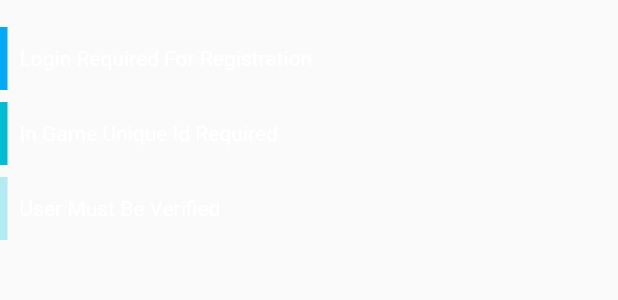
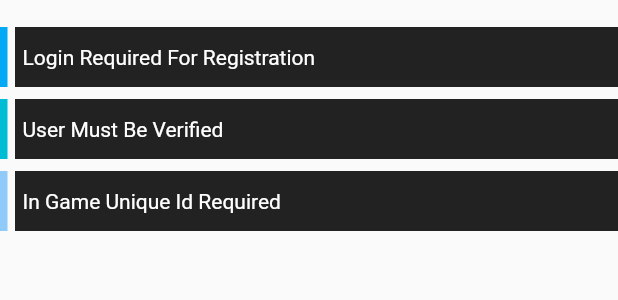
Before and after one commit to CYBERDEVILZ/ZBGAMING, a Flutter app: the Requirements widget shown alone on an empty page, opened directly, on a phone screen of 412 x 824 dp. Shown: the top 300 px of the screen. Run offline on Flutter 3.47's test engine with Material 2 defaults, Android fonts, the phone set to English and light mode, and no system bars.

Commit message:
requirements added

```diff
--- a/lib/pages/contest_details.dart
+++ b/lib/pages/contest_details.dart
@@ -1,4 +1,5 @@
 import 'package:flutter/material.dart';
+import 'package:zbgaming/widgets/custom_divider.dart';
 import 'package:zbgaming/widgets/organizer_card.dart';
 import 'package:zbgaming/widgets/rules_and_requirements.dart';
 
@@ -208,7 +209,7 @@ class ContestDetails extends StatelessWidget {
                       Requirements(),
                     ])),
 
-            const Divider(indent: 50, endIndent: 50, height: 50, thickness: 2, color: Colors.lightBlue),
+            const CustomDivider(indent: 0, height: 10, radius: false)
           ],
         ));
 
--- a/lib/widgets/rules_and_requirements.dart
+++ b/lib/widgets/rules_and_requirements.dart
@@ -80,51 +80,72 @@ class Requirements extends StatelessWidget {
   Widget build(BuildContext context) {
     return Column(children: [
       const SizedBox(height: 10),
-      SizedBox(
-          height: 50,
-          child: Padding(
-            padding: const EdgeInsets.only(top: 8.0),
-            child: Row(children: [
-              Column(children: [Expanded(child: Container(color: Colors.lightBlue, width: 5, child: const Text('')))]),
-              const Padding(
-                padding: EdgeInsets.symmetric(horizontal: 8.0),
+      Padding(
+        padding: const EdgeInsets.only(top: 8.0),
+        child: Row(
+          children: [
+            Container(child: const Text(''), color: Colors.lightBlue, width: 5, height: 40),
+            Expanded(
+                child: Container(
+              margin: const EdgeInsets.only(left: 5),
+              alignment: Alignment.centerLeft,
+              child: const Padding(
+                padding: EdgeInsets.only(left: 5),
                 child: Text(
                   "Login Required For Registration",
                   style: TextStyle(color: Colors.white),
                 ),
               ),
-            ]),
-          )),
-      SizedBox(
-          height: 50,
-          child: Padding(
-            padding: const EdgeInsets.only(top: 8.0),
-            child: Row(children: [
-              Column(children: [Expanded(child: Container(color: Colors.cyan, width: 5, child: const Text('')))]),
-              const Padding(
-                padding: EdgeInsets.symmetric(horizontal: 8.0),
+              height: 40,
+              color: const Color(0xFF222222),
+            ))
+          ],
+        ),
+      ),
+      Padding(
+        padding: const EdgeInsets.only(top: 8.0),
+        child: Row(
+          children: [
+            Container(child: const Text(''), color: Colors.cyan, width: 5, height: 40),
+            Expanded(
+                child: Container(
+              margin: const EdgeInsets.only(left: 5),
+              alignment: Alignment.centerLeft,
+              child: const Padding(
+                padding: EdgeInsets.only(left: 5),
+                child: Text(
+                  "User Must Be Verified",
+                  style: TextStyle(color: Colors.white),
+                ),
+              ),
+              height: 40,
+              color: const Color(0xFF222222),
+            ))
+          ],
+        ),
+      ),
+      Padding(
+        padding: const EdgeInsets.only(top: 8.0, bottom: 8.0),
+        child: Row(
+          children: [
+            Container(child: const Text(''), color: Colors.blue[200], width: 5, height: 40),
+            Expanded(
+                child: Container(
+              margin: const EdgeInsets.only(left: 5),
+              alignment: Alignment.centerLeft,
+              child: const Padding(
+                padding: EdgeInsets.only(left: 5),
                 child: Text(
                   "In Game Unique Id Required",
                   style: TextStyle(color: Colors.white),
                 ),
               ),
-            ]),
-          )),
-      SizedBox(
-          height: 50,
-          child: Padding(
-            padding: const EdgeInsets.only(top: 8.0),
-            child: Row(children: [
-              Column(children: [Expanded(child: Container(color: Colors.cyan[100], width: 5, child: const Text('')))]),
-              const Padding(
-                padding: EdgeInsets.symmetric(horizontal: 8.0),
-                child: Text(
-                  "User Must Be Verified",
-                  style: TextStyle(color: Colors.white),
-                ),
-              ),
-            ]),
-          )),
+              height: 40,
+              color: const Color(0xFF222222),
+            ))
+          ],
+        ),
+      ),
     ]);
   }
 }
```
